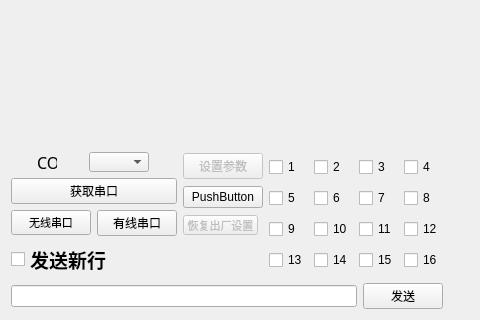
This is mainwindow.ui in lc641777437/collector_manager as Qt 5 draws it before an edit; both pictures show x 0 to 480 and y 158 to 478 of the 730 by 478 pixel window. The edited form follows.
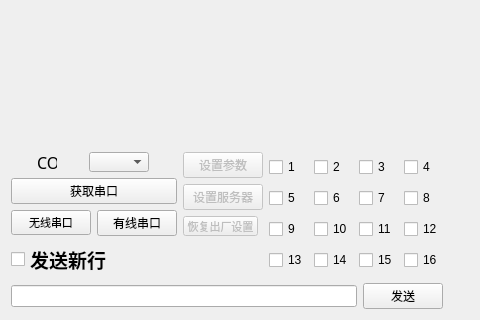
This is the edited form. Custom widgets are drawn as their Qt base class.

Commit message: 添加设置服务器接口

```diff
--- a/mainwindow.ui
+++ b/mainwindow.ui
@@ -84,9 +84,12 @@
        </widget>
       </item>
       <item>
-       <widget class="QPushButton" name="pushButton">
+       <widget class="QPushButton" name="pushButton_SetServer">
+        <property name="enabled">
+         <bool>false</bool>
+        </property>
         <property name="text">
-         <string>PushButton</string>
+         <string>设置服务器</string>
         </property>
        </widget>
       </item>
```
The commit also changes 6 other files.
